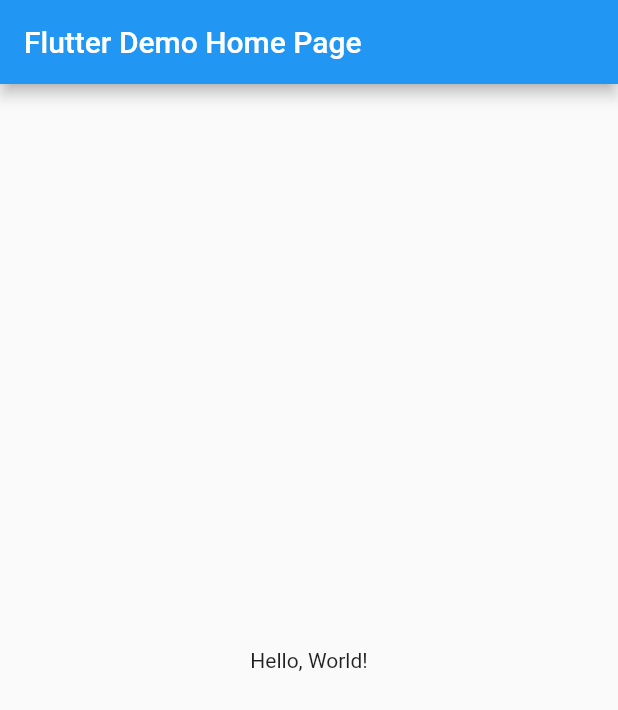
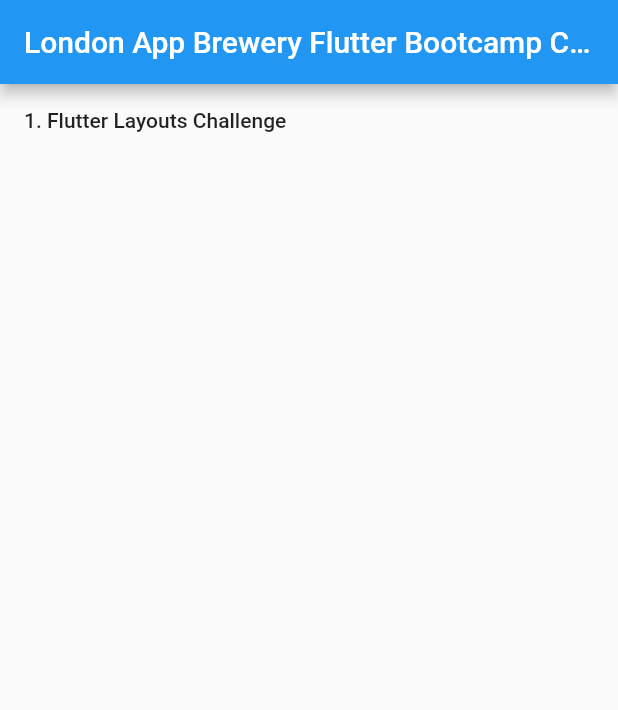
Before and after one commit to damondouglas/flutter-bootcamp, a Flutter app: the screen it shows after launch, on a phone screen of 412 x 824 dp. Shown: the top 710 px of the screen. Run offline on Flutter 3.47's test engine with Material 2 defaults, Android fonts, the phone set to English and light mode, and no system bars; missing offline and left inert: flutter_web.

Commit message:
Implement flutter layouts challenge

```diff
--- a/lib/main.dart
+++ b/lib/main.dart
@@ -1,61 +1,22 @@
 import 'package:flutter_web/material.dart';
+import 'package:londonappbrewery_flutter_bootcamp/pages/flutter_layouts_challenge/flutter_layouts_challenge.dart';
+import 'pages/home.dart';
 
-void main() => runApp(MainApp());
+void main() {
+  runApp(MainApp());
+}
 
 class MainApp extends StatelessWidget {
   // This widget is the root of your application.
   @override
   Widget build(BuildContext context) {
     return MaterialApp(
-      title: 'Flutter Demo',
-      theme: ThemeData(
-        primarySwatch: Colors.blue,
-      ),
-      home: MyHomePage(title: 'Flutter Demo Home Page'),
+      debugShowCheckedModeBanner: false,
+      routes: {
+        '/': (context) => Home(),
+        '/flutter-layouts-challenge': (context) => FlutterLayoutsChallange(),
+      },
+      title: 'London Appbrewery Flutter Bootcamp',
     );
   }
 }
-
-class MyHomePage extends StatelessWidget {
-  MyHomePage({Key key, this.title}) : super(key: key);
-
-  final String title;
-
-  @override
-  Widget build(BuildContext context) {
-    // The Flutter framework has been optimized to make rerunning build methods
-    // fast, so that you can just rebuild anything that needs updating rather
-    // than having to individually change instances of widgets.
-    return Scaffold(
-      appBar: AppBar(
-        title: Text(title),
-      ),
-      body: Center(
-        // Center is a layout widget. It takes a single child and positions it
-        // in the middle of the parent.
-        child: Column(
-          // Column is also layout widget. It takes a list of children and
-          // arranges them vertically. By default, it sizes itself to fit its
-          // children horizontally, and tries to be as tall as its parent.
-          //
-          // Invoke "debug painting" (choose the "Toggle Debug Paint" action
-          // from the Flutter Inspector in Android Studio, or the "Toggle Debug
-          // Paint" command in Visual Studio Code) to see the wireframe for each
-          // widget.
-          //
-          // Column has various properties to control how it sizes itself and
-          // how it positions its children. Here we use mainAxisAlignment to
-          // center the children vertically; the main axis here is the vertical
-          // axis because Columns are vertical (the cross axis would be
-          // horizontal).
-          mainAxisAlignment: MainAxisAlignment.center,
-          children: <Widget>[
-            Text(
-              'Hello, World!',
-            ),
-          ],
-        ),
-      ), // This trailing comma makes auto-formatting nicer for build methods.
-    );
-  }
-}
--- /dev/null
+++ b/lib/pages/home.dart
@@ -0,0 +1,24 @@
+import 'package:flutter_web/cupertino.dart';
+import 'package:flutter_web/material.dart';
+
+class Home extends StatelessWidget {
+  @override
+  Widget build(BuildContext context) {
+   return Scaffold(
+     appBar: AppBar(
+       iconTheme: IconThemeData(),
+       title: Text('London App Brewery Flutter Bootcamp Challenges'),
+     ),
+     body: Column(
+       children: <Widget>[
+         FlatButton(
+           child: Text('1. Flutter Layouts Challenge'),
+           onPressed: () {
+            Navigator.pushNamed(context, '/flutter-layouts-challenge');
+           },
+         ),
+       ],
+     ),
+   );
+  }
+}
```
Also changed, not shown: lib/pages/flutter_layouts_challenge/flutter_layouts_challenge.dart (added, +53 -0 lines), pubspec.lock, 1 other file.
